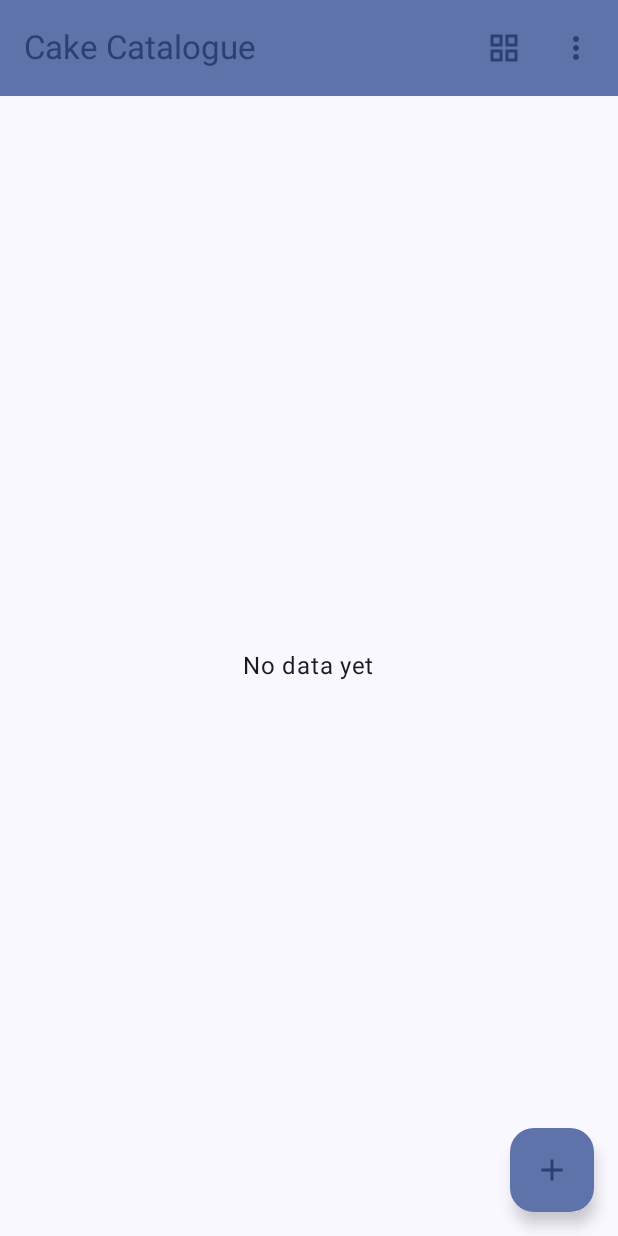
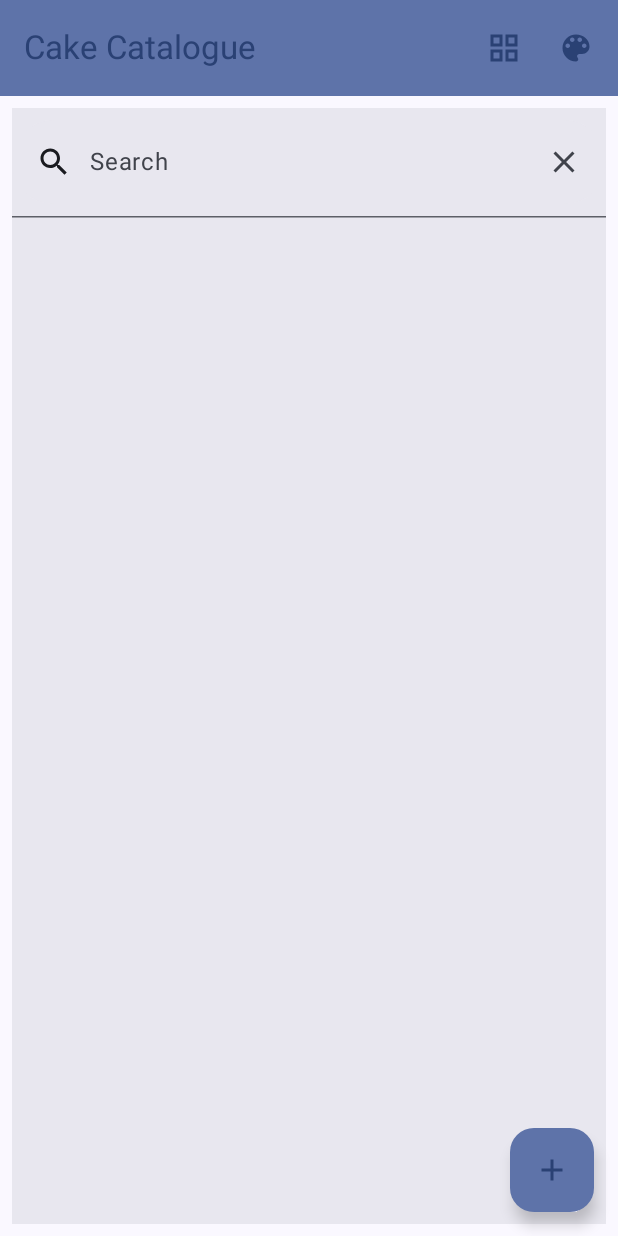
Before and after one commit to Aleaatapasya/Assesment2-Mobpro, an Android app built with Jetpack Compose: the screen it shows after launch (MainActivity), on a phone screen of 412 x 824 dp. Run offline under Robolectric (Android 15) with nearby library versions, the phone set to English and light mode, and no system bars; our stand-ins replace Room's generated code.

Commit message:
Membuat search bar

```diff
--- a/app/build.gradle.kts
+++ b/app/build.gradle.kts
@@ -64,4 +64,7 @@ dependencies {
     androidTestImplementation(libs.androidx.ui.test.junit4)
     debugImplementation(libs.androidx.ui.tooling)
     debugImplementation(libs.androidx.ui.test.manifest)
+
+    implementation("com.google.android.material:material:1.5.0")
+    implementation("androidx.compose.material3:material3:1.0.0-alpha094")
 }
--- a/app/src/main/java/com/aleaatapasya0002/cakecatalogue/navigation/NavGraph.kt
+++ b/app/src/main/java/com/aleaatapasya0002/cakecatalogue/navigation/NavGraph.kt
@@ -7,7 +7,6 @@ import androidx.navigation.NavHostController
 import androidx.navigation.NavType
 import androidx.navigation.compose.rememberNavController
 import androidx.navigation.navArgument
-import com.aleaatapasya0002.cakecatalogue.ui.screen.AboutScreen
 import com.aleaatapasya0002.cakecatalogue.ui.screen.DetailScreen
 import com.aleaatapasya0002.cakecatalogue.ui.screen.KEY_ID_DAFTAR
 import com.aleaatapasya0002.cakecatalogue.ui.screen.MainScreen
@@ -20,9 +19,6 @@ fun SetupNavGraph(navController: NavHostController = rememberNavController()) {
     ){
         composable(route = Screen.Home.route){
             MainScreen(navController)
-        }
-        composable(route = Screen.About.route){
-            AboutScreen(navController)
         }
         composable(route = Screen.FormBaru.route){
             DetailScreen(navController)
--- a/app/src/main/java/com/aleaatapasya0002/cakecatalogue/navigation/Screen.kt
+++ b/app/src/main/java/com/aleaatapasya0002/cakecatalogue/navigation/Screen.kt
@@ -4,7 +4,6 @@ import com.aleaatapasya0002.cakecatalogue.ui.screen.KEY_ID_DAFTAR
 
 sealed class Screen(val route: String) {
     data object Home: Screen("mainScreen")
-    data object About: Screen("aboutScreen")
     data object FormBaru: Screen("detailScreen")
     data object FormUbah: Screen("detailScreen/{$KEY_ID_DAFTAR}"){
         fun withId(id: Long) = "detailScreen/$id"
--- a/app/src/main/java/com/aleaatapasya0002/cakecatalogue/ui/screen/MainScreen.kt
+++ b/app/src/main/java/com/aleaatapasya0002/cakecatalogue/ui/screen/MainScreen.kt
@@ -16,8 +16,8 @@ import androidx.compose.foundation.lazy.staggeredgrid.StaggeredGridCells
 import androidx.compose.foundation.lazy.staggeredgrid.items
 import androidx.compose.material.icons.Icons
 import androidx.compose.material.icons.filled.Add
-import androidx.compose.material.icons.filled.MoreVert
-import androidx.compose.material.icons.outlined.Info
+import androidx.compose.material.icons.filled.Close
+import androidx.compose.material.icons.filled.Search
 import androidx.compose.material3.Card
 import androidx.compose.material3.CardDefaults
 import androidx.compose.material3.DividerDefaults
@@ -30,12 +30,14 @@ import androidx.compose.material3.Icon
 import androidx.compose.material3.IconButton
 import androidx.compose.material3.MaterialTheme
 import androidx.compose.material3.Scaffold
+import androidx.compose.material3.SearchBar
 import androidx.compose.material3.Text
 import androidx.compose.material3.TopAppBar
 import androidx.compose.material3.TopAppBarDefaults
 import androidx.compose.runtime.Composable
 import androidx.compose.runtime.collectAsState
 import androidx.compose.runtime.getValue
+import androidx.compose.runtime.mutableStateListOf
 import androidx.compose.runtime.mutableStateOf
 import androidx.compose.runtime.remember
 import androidx.compose.runtime.setValue
@@ -67,6 +69,10 @@ import kotlinx.coroutines.launch
 fun MainScreen(navController: NavHostController) {
     val dataStore = SettingsDataStore(LocalContext.current)
     val showList by dataStore.layoutFlow.collectAsState(true)
+    var text by remember { mutableStateOf("") }
+    var active by remember { mutableStateOf(false) }
+    val searchHistory = remember { mutableStateListOf<String>() }
+
     Scaffold(
         topBar = {
             TopAppBar(
@@ -96,8 +102,7 @@ fun MainScreen(navController: NavHostController) {
                             tint = MaterialTheme.colorScheme.primary
                         )
                     }
-                    MoreAction {
-                        navController.navigate(Screen.About.route)
+                    TemaWarna {
                     }
                 }
             )
@@ -115,19 +120,82 @@ fun MainScreen(navController: NavHostController) {
                 )
             }
         }
-    ) { innerPadding ->
-        ScreenContent(showList, Modifier.padding(innerPadding), navController)
+    ) {
+        innerPadding ->
+            Column(modifier = Modifier.padding(innerPadding)) {
+                SearchBar(
+                    query = text,
+                    onQueryChange = { text = it },
+                    onSearch = {
+                        active = false
+                        if (text.isNotBlank() && !searchHistory.contains(text)){
+                            searchHistory.add(0, text)
+                                    }
+                               },
+                    active = active,
+                    onActiveChange = { active = it },
+                    placeholder = {
+                        Text(text = stringResource(R.string.cari))
+                    },
+                    leadingIcon = {
+                        Icon(
+                            imageVector = Icons.Default.Search,
+                            contentDescription = stringResource(R.string.cari)
+                        )
+                    },
+                    trailingIcon = {
+                        if (active){
+                            Icon(
+                                modifier = Modifier.clickable {
+                                    if (text.isNotEmpty()){
+                                        text = ""
+                                    } else{
+                                        active = false
+                                    }
+                            },
+                                imageVector = Icons.Default.Close,
+                                contentDescription = stringResource(R.string.close))
+                        }
+                    },
+                    modifier = Modifier
+                        .fillMaxWidth()
+                        .padding(8.dp)
+                ) {
+                    if (active && searchHistory.isNotEmpty()) {
+                        Column(modifier = Modifier.padding(horizontal = 16.dp)) {
+                            Text(text = stringResource(R.string.history), fontWeight = FontWeight.Bold)
+                            searchHistory.forEach { item ->
+                                Text(
+                                    text = item,
+                                    modifier = Modifier
+                                        .clickable {
+                                            text = item
+                                            active = false
+                                        }
+                                        .padding(vertical = 4.dp)
+                                )
+                            }
+                        }
+                    }
+                }
+                ScreenContent(showList, modifier = Modifier.fillMaxSize(), navController, text)
+            }
+        }
     }
-}
+
 
 @Composable
-fun ScreenContent(showList: Boolean, modifier: Modifier = Modifier, navController: NavHostController) {
+fun ScreenContent(showList: Boolean, modifier: Modifier = Modifier, navController: NavHostController, query: String) {
     val context = LocalContext.current
     val factory = ViewModelFactory(context)
     val viewModel: MainViewModel = viewModel(factory = factory)
     val data by viewModel.data.collectAsState()
 
-    if (data.isEmpty()) {
+    val filteredData = if (query.isEmpty()) data else data.filter {
+        it.namaKue.contains(query, ignoreCase = true)
+    }
+
+    if (filteredData.isEmpty()) {
         Column(
             modifier = modifier
                 .fillMaxSize()
@@ -143,15 +211,14 @@ fun ScreenContent(showList: Boolean, modifier: Modifier = Modifier, navControlle
                 modifier = modifier.fillMaxSize(),
                 contentPadding = PaddingValues(bottom = 84.dp)
             ) {
-                items(data) {
+                items(filteredData) {
                     ListItem(daftar = it) {
                         navController.navigate(Screen.FormUbah.withId(it.id))
                     }
                     HorizontalDivider()
                 }
             }
-        }
-        else {
+        } else {
             LazyVerticalStaggeredGrid(
                 modifier = modifier.fillMaxSize(),
                 columns = StaggeredGridCells.Fixed(2),
@@ -159,7 +226,7 @@ fun ScreenContent(showList: Boolean, modifier: Modifier = Modifier, navControlle
                 horizontalArrangement = Arrangement.spacedBy(8.dp),
                 contentPadding = PaddingValues(8.dp, 8.dp, 8.dp, 84.dp)
             ) {
-                items(data){
+                items(filteredData) {
                     GridItem(daftar = it) {
                         navController.navigate(Screen.FormUbah.withId(it.id))
                     }
@@ -168,6 +235,7 @@ fun ScreenContent(showList: Boolean, modifier: Modifier = Modifier, navControlle
         }
     }
 }
+
 
 @Composable
 fun ListItem(daftar: Daftar, onClick: () -> Unit){
@@ -227,12 +295,12 @@ fun GridItem(daftar: Daftar, onClick: () -> Unit) {
     }
 }
 @Composable
-fun MoreAction(onAboutclick: () -> Unit){
+fun TemaWarna(onAboutclick: () -> Unit){
     var expanded by remember { mutableStateOf(false) }
     IconButton(onClick = {expanded = true}) {
         Icon(
-            imageVector = Icons.Filled.MoreVert,
-            contentDescription = stringResource(R.string.tentang_aplikasi),
+            painter = painterResource(R.drawable.baseline_color_lens_24),
+            contentDescription = stringResource(R.string.lainnya),
             tint = MaterialTheme.colorScheme.primary
         )
     }
@@ -242,19 +310,39 @@ fun MoreAction(onAboutclick: () -> Unit){
     ) {
         DropdownMenuItem(
             text = {
-                Text(text = stringResource(id = R.string.tentang_aplikasi))
+                Text(text = stringResource(id = R.string.pink))
             },
             onClick = {
                 expanded = false
                 onAboutclick()
-                },
-            leadingIcon = {
-                Icon(
-                    imageVector = Icons.Outlined.Info,
-                    contentDescription = stringResource(R.string.tentang_aplikasi),
-                    tint = MaterialTheme.colorScheme.primary
-                )
-            }
+            },
+        )
+        DropdownMenuItem(
+            text = {
+                Text(text = stringResource(id = R.string.yellow))
+            },
+            onClick = {
+                expanded = false
+                onAboutclick()
+            },
+        )
+        DropdownMenuItem(
+            text = {
+                Text(text = stringResource(id = R.string.green))
+            },
+            onClick = {
+                expanded = false
+                onAboutclick()
+            },
+        )
+        DropdownMenuItem(
+            text = {
+                Text(text = stringResource(id = R.string.blue))
+            },
+            onClick = {
+                expanded = false
+                onAboutclick()
+            },
         )
     }
 }
--- /dev/null
+++ b/app/src/main/res/drawable/baseline_color_lens_24.xml
@@ -0,0 +1,5 @@
+<vector xmlns:android="http://schemas.android.com/apk/res/android" android:height="24dp" android:tint="#000000" android:viewportHeight="24" android:viewportWidth="24" android:width="24dp">
+
+    <path android:fillColor="@android:color/white" android:pathData="M12,3c-4.97,0 -9,4.03 -9,9s4.03,9 9,9c0.83,0 1.5,-0.67 1.5,-1.5 0,-0.39 -0.15,-0.74 -0.39,-1.01 -0.23,-0.26 -0.38,-0.61 -0.38,-0.99 0,-0.83 0.67,-1.5 1.5,-1.5L16,16c2.76,0 5,-2.24 5,-5 0,-4.42 -4.03,-8 -9,-8zM6.5,12c-0.83,0 -1.5,-0.67 -1.5,-1.5S5.67,9 6.5,9 8,9.67 8,10.5 7.33,12 6.5,12zM9.5,8C8.67,8 8,7.33 8,6.5S8.67,5 9.5,5s1.5,0.67 1.5,1.5S10.33,8 9.5,8zM14.5,8c-0.83,0 -1.5,-0.67 -1.5,-1.5S13.67,5 14.5,5s1.5,0.67 1.5,1.5S15.33,8 14.5,8zM17.5,12c-0.83,0 -1.5,-0.67 -1.5,-1.5S16.67,9 17.5,9s1.5,0.67 1.5,1.5 -0.67,1.5 -1.5,1.5z"/>
+
+</vector>
--- a/app/src/main/res/values/strings.xml
+++ b/app/src/main/res/values/strings.xml
@@ -21,4 +21,12 @@
     <string name="snackbar">Show Snackbar</string>
     <string name="dihapus">Item deleted</string>
     <string name="undo">Undo</string>
+    <string name="tema">Theme</string>
+    <string name="pink">Pink</string>
+    <string name="yellow">Yellow</string>
+    <string name="green">Green</string>
+    <string name="blue">Blue</string>
+    <string name="cari">Search</string>
+    <string name="close">Close</string>
+    <string name="history">History</string>
 </resources>
```
Also changed, not shown: 1 other file.
